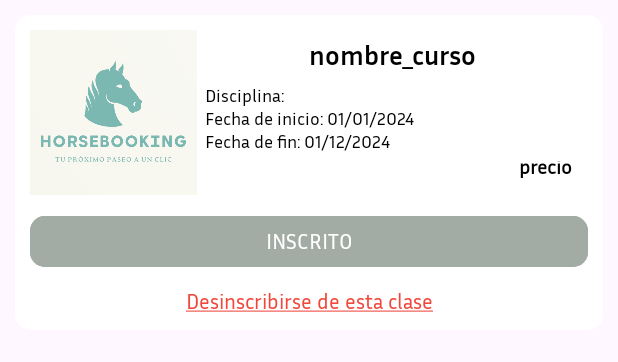
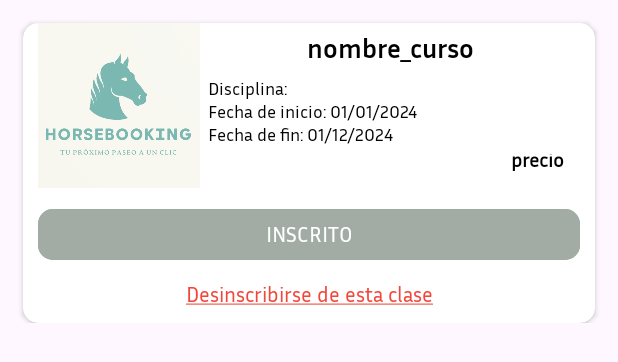
Before and after one commit to almudenaiparraguirre/HorseBookingMovil, an Android app: the layout reserva_item.xml on its own in the app's theme, with its tools: preview values and no code run, on a phone screen of 412 x 824 dp. Shown: the top 362 px of the screen. Run offline under Robolectric (Android 15) with nearby library versions, the phone set to English and light mode, and no system bars.

```diff
--- a/app/src/main/res/layout/reserva_item.xml
+++ b/app/src/main/res/layout/reserva_item.xml
@@ -1,28 +1,27 @@
 <?xml version="1.0" encoding="utf-8"?>
 <androidx.constraintlayout.widget.ConstraintLayout xmlns:android="http://schemas.android.com/apk/res/android"
     android:layout_width="match_parent"
-    android:layout_height="match_parent"
+    android:layout_height="wrap_content"
     xmlns:app="http://schemas.android.com/apk/res-auto">
 
     <!-- Contenedor de la tarjeta -->
     <androidx.cardview.widget.CardView
         android:id="@+id/contenedorItemRecycler"
         android:layout_width="match_parent"
-        android:layout_height="wrap_content"
+        android:layout_height="0dp"
         app:cardCornerRadius="10dp"
         android:clickable="true"
         app:layout_constraintStart_toStartOf="parent"
         app:layout_constraintEnd_toEndOf="parent"
         app:layout_constraintTop_toTopOf="parent"
-        android:layout_margin="10dp"
-        android:focusable="true">
+        android:focusable="true"
+        android:layout_margin="15dp">
 
         <LinearLayout
             android:layout_width="match_parent"
             android:layout_height="wrap_content"
             android:orientation="vertical"
-            android:paddingHorizontal="10dp"
-            android:paddingTop="10dp">
+            android:paddingHorizontal="10dp">
 
             <LinearLayout
                 android:id="@+id/contenedorDatos"
@@ -140,7 +139,7 @@
                 android:id="@+id/btnDesinscribirse"
                 android:layout_width="match_parent"
                 android:layout_height="wrap_content"
-                android:enabled="false"
+                android:clickable="true"
                 android:textAlignment="center"
                 android:text="@string/desinscribirse"
                 android:fontFamily="@font/inriasans_regular"
```
Also changed, not shown: app/src/main/java/com/example/horsebooking/Reservas/ReservasActivity.kt (+18 -0 lines), app/src/main/java/com/example/horsebooking/Reservas/ReservasAdapter.kt (+11 -1 lines).
